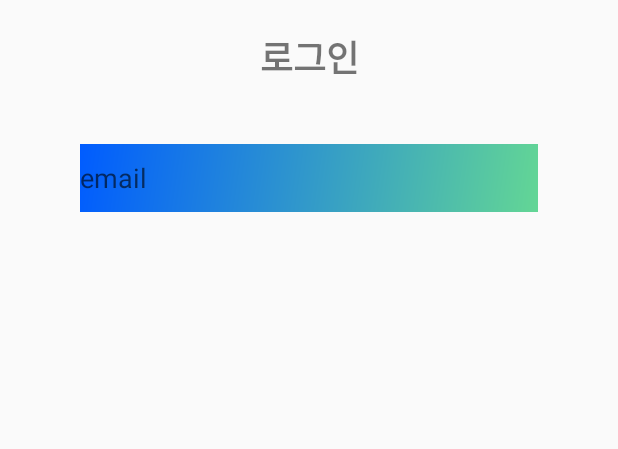
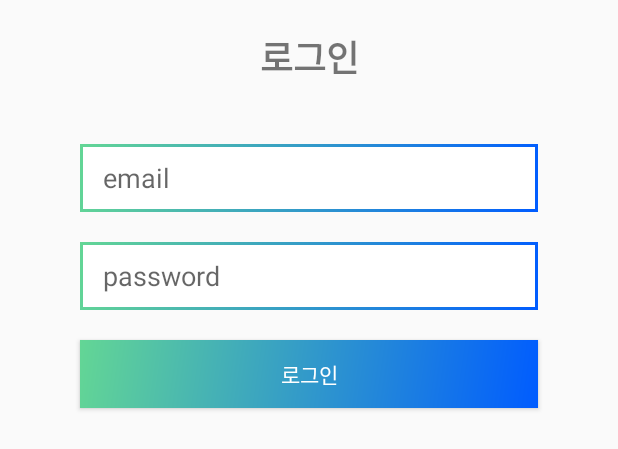
Before and after one commit to jwonyLee/CommonChat, an Android app: the layout activity_login.xml on its own in the app's theme, with its tools: preview values and no code run, on a phone screen of 412 x 824 dp. Shown: the top 449 px of the screen. Run offline under Robolectric (Android 15) with nearby library versions, the phone set to English and light mode, and no system bars.

Commit message:
login form

```diff
--- /dev/null
+++ b/app/src/main/res/drawable/gradient_button.xml
@@ -0,0 +1,10 @@
+<layer-list xmlns:android="http://schemas.android.com/apk/res/android">
+    <item>
+        <shape android:shape="rectangle">
+            <gradient
+                android:angle="315"
+                android:endColor="#005CFF"
+                android:startColor="#63d695" />
+        </shape>
+    </item>
+</layer-list>
--- a/app/src/main/res/drawable/gradient_edittext.xml
+++ b/app/src/main/res/drawable/gradient_edittext.xml
@@ -1,14 +1,25 @@
-<?xml version="1.0" encoding="utf-8"?>
 <layer-list xmlns:android="http://schemas.android.com/apk/res/android">
-    <item android:id="@+id/line_gradient">
-        <shape
-            android:shape="rectangle">
+    <item>
+        <shape android:shape="rectangle">
             <gradient
-                android:startColor="#005CFF"
-                android:endColor="#63d695"
                 android:angle="315"
-                android:type="linear"/>
+                android:endColor="#005CFF"
+                android:startColor="#63d695" />
+            <!-- <corners android:radius="10dp" /> -->
+            <padding
+                android:bottom="2dp"
+                android:left="2dp"
+                android:right="2dp"
+                android:top="2dp" />
         </shape>
     </item>
-
+    <item>
+        <shape android:shape="rectangle">
+            <solid android:color="#fff" />
+            <!-- <corners android:radius="10dp" />-->
+            <size
+                android:width="50dp"
+                android:height="50dp" />
+        </shape>
+    </item>
 </layer-list>
--- a/app/src/main/res/layout/activity_login.xml
+++ b/app/src/main/res/layout/activity_login.xml
@@ -9,8 +9,8 @@
         android:id="@+id/textView"
         android:layout_width="wrap_content"
         android:layout_height="wrap_content"
-        android:layout_marginTop="20dp"
-        android:text="로그인"
+        android:layout_marginTop="20sp"
+        android:text="@string/login"
         android:textSize="24dp"
         android:textStyle="bold"
         app:layout_constraintEnd_toEndOf="parent"
@@ -21,14 +21,41 @@
         app:layout_constraintTop_toTopOf="parent" />
 
     <EditText
+        android:id="@+id/editText"
         android:layout_width="305dp"
         android:layout_height="45dp"
         android:layout_marginTop="40dp"
         android:background="@drawable/gradient_edittext"
-        android:hint="email"
+        android:hint="@string/email"
         android:inputType="textEmailAddress"
+        android:paddingLeft="15dp"
         app:layout_constraintEnd_toEndOf="parent"
         app:layout_constraintStart_toStartOf="parent"
         app:layout_constraintTop_toBottomOf="@+id/textView" />
 
+    <EditText
+        android:id="@+id/editText2"
+        android:layout_width="305dp"
+        android:layout_height="45dp"
+        android:layout_marginTop="20dp"
+        android:background="@drawable/gradient_edittext"
+        android:hint="@string/password"
+        android:inputType="textPassword"
+        android:paddingLeft="15dp"
+        app:layout_constraintEnd_toEndOf="parent"
+        app:layout_constraintStart_toStartOf="parent"
+        app:layout_constraintTop_toBottomOf="@+id/editText" />
+
+    <Button
+        android:layout_width="305dp"
+        android:layout_height="45dp"
+        android:layout_marginTop="20dp"
+        android:text="@string/login"
+        android:textColor="#fff"
+        android:background="@drawable/gradient_button"
+        app:layout_constraintEnd_toEndOf="parent"
+        app:layout_constraintStart_toStartOf="parent"
+        app:layout_constraintTop_toBottomOf="@+id/editText2" />
+
+
 </android.support.constraint.ConstraintLayout>
--- a/app/src/main/res/layout/activity_main.xml
+++ b/app/src/main/res/layout/activity_main.xml
@@ -1,10 +1,9 @@
 <?xml version="1.0" encoding="utf-8"?>
-<android.support.constraint.ConstraintLayout xmlns:android="http://schemas.android.com/apk/res/android"
+<android.support.constraint.ConstraintLayout
+    xmlns:android="http://schemas.android.com/apk/res/android"
     xmlns:app="http://schemas.android.com/apk/res-auto"
     xmlns:tools="http://schemas.android.com/tools"
     android:layout_width="match_parent"
     android:layout_height="match_parent">
 
-
-
 </android.support.constraint.ConstraintLayout>
--- a/app/src/main/res/values/strings.xml
+++ b/app/src/main/res/values/strings.xml
@@ -1,3 +1,6 @@
 <resources>
     <string name="app_name">CommonChat</string>
+    <string name="login">로그인</string>
+    <string name="email">email</string>
+    <string name="password">password</string>
 </resources>
```
